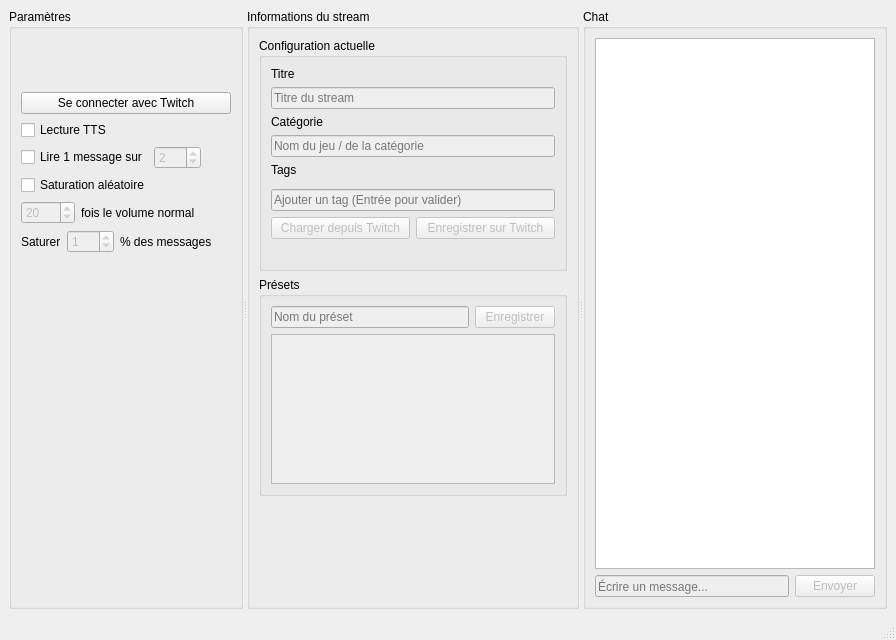
Old version of the form mainwindow.ui in the repository Akkun752/LutherTools.
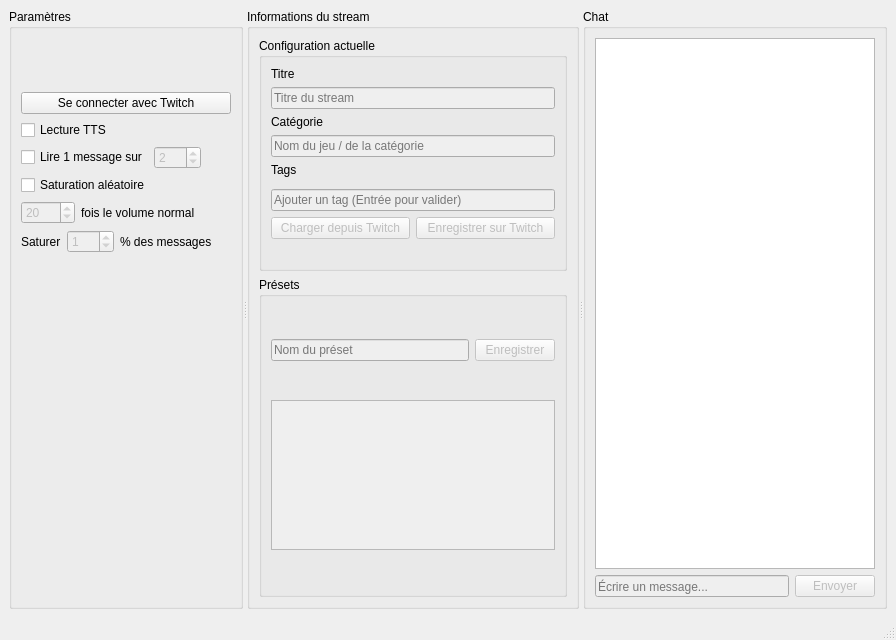
New version of the form. Icons and pictures are not drawn.

The edit to the form file:
```diff
--- a/mainwindow.ui
+++ b/mainwindow.ui
@@ -383,12 +383,21 @@
         </item>
         <item>
          <widget class="QGroupBox" name="presetsSubGroup">
+          <property name="minimumSize">
+           <size>
+            <width>0</width>
+            <height>0</height>
+           </size>
+          </property>
           <property name="title">
            <string>Présets</string>
           </property>
           <layout class="QVBoxLayout" name="presetsSubLayout">
            <item>
             <layout class="QHBoxLayout" name="presetSaveRowLayout">
+             <property name="spacing">
+              <number>6</number>
+             </property>
              <item>
               <widget class="QLineEdit" name="presetNameEdit">
                <property name="enabled">
@@ -412,10 +421,16 @@
             </layout>
            </item>
            <item>
-            <widget class="QListWidget" name="presetListWidget">
+            <widget class="QScrollArea" name="presetListScrollArea">
              <property name="enabled">
               <bool>false</bool>
              </property>
+             <property name="minimumSize">
+              <size>
+               <width>0</width>
+               <height>0</height>
+              </size>
+             </property>
              <property name="maximumSize">
               <size>
                <width>16777215</width>
@@ -423,32 +438,43 @@
               </size>
              </property>
              <property name="horizontalScrollBarPolicy">
-              <enum>Qt::ScrollBarAlwaysOff</enum>
+              <enum>Qt::ScrollBarPolicy::ScrollBarAlwaysOff</enum>
              </property>
-             <property name="selectionMode">
-              <enum>QAbstractItemView::NoSelection</enum>
+             <property name="widgetResizable">
+              <bool>true</bool>
              </property>
-             <property name="focusPolicy">
-              <enum>Qt::NoFocus</enum>
-             </property>
+             <widget class="QWidget" name="presetListScrollAreaContents">
+              <property name="geometry">
+               <rect>
+                <x>0</x>
+                <y>0</y>
+                <width>289</width>
+                <height>148</height>
+               </rect>
+              </property>
+              <layout class="QVBoxLayout" name="presetListContentLayout">
+               <property name="spacing">
+                <number>0</number>
+               </property>
+               <property name="leftMargin">
+                <number>0</number>
+               </property>
+               <property name="topMargin">
+                <number>0</number>
+               </property>
+               <property name="rightMargin">
+                <number>0</number>
+               </property>
+               <property name="bottomMargin">
+                <number>0</number>
+               </property>
+              </layout>
+             </widget>
             </widget>
            </item>
           </layout>
          </widget>
         </item>
-        <item>
-         <spacer name="streamInfoSpacer">
-          <property name="orientation">
-           <enum>Qt::Orientation::Vertical</enum>
-          </property>
-          <property name="sizeHint" stdset="0">
-           <size>
-            <width>20</width>
-            <height>40</height>
-           </size>
-          </property>
-         </spacer>
-        </item>
        </layout>
       </widget>
       <widget class="QGroupBox" name="chatGroup">
```
Left out of the diff: 12 changed lines with no effect on the pictures.
